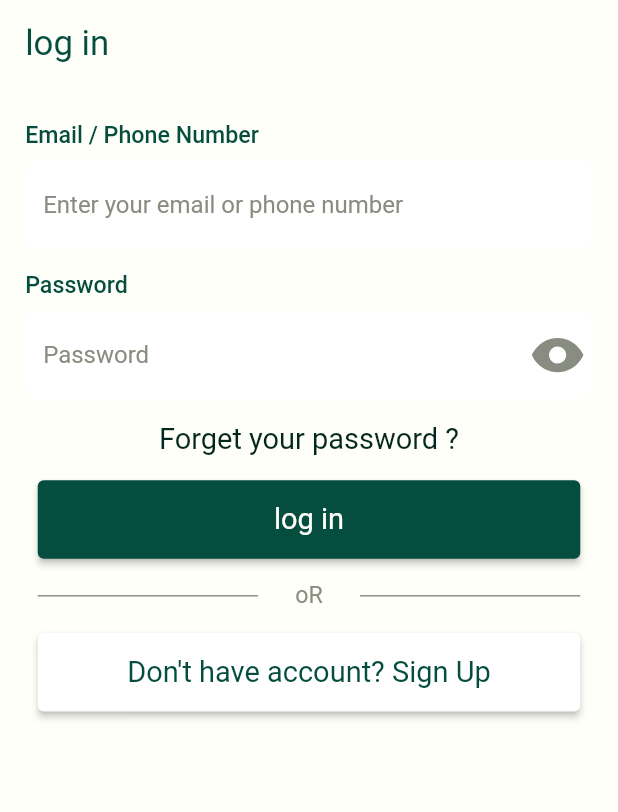
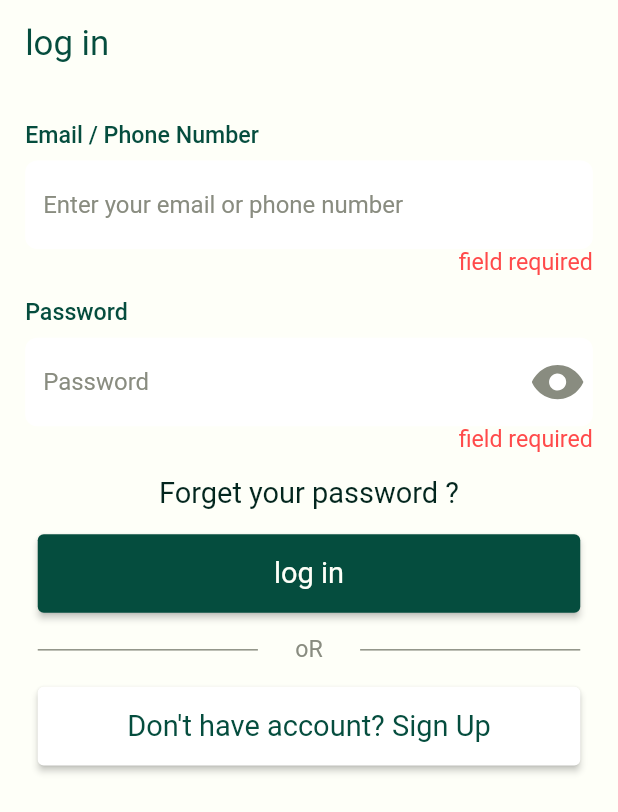
Before and after one commit to mohammed932/flutter_base, a Flutter app: the LoginScreen screen opened by its route, after a tap on "log in", on a phone screen of 412 x 824 dp. Shown: the top 812 px of the screen. Run offline on Flutter 3.47's test engine with Material 2 defaults, Android fonts, the phone set to English and light mode, and no system bars; our stand-ins replace auto_route, bloc, dartz, dio, easy_localization, equatable and 10 more.

Commit message:
string extension

```diff
--- a/assets/langs/en-US.json
+++ b/assets/langs/en-US.json
@@ -27,6 +27,10 @@
   "new_password":"New Password",
   "confirm":"Confirm",
   "enter_phone_or_email":"Enter your email or phone number",
-  "user_name":"User name"
+  "user_name":"User name",
+  "field_required":"field required",
+  "invalid_email":"invalid email",
+  "invalid_number":"invalid number",
+  "invalid_password":"Password lenght must be 6 or greater"
 
 }
--- a/lib/core/constants/app_text_style_enum.dart
+++ b/lib/core/constants/app_text_style_enum.dart
@@ -16,5 +16,8 @@ enum AppTextStyle {
   darkGreenW400F20,
 
   //gray //
-  grayW400F16
+  grayW400F16,
+
+  //RED//
+  redW400F16,
 }
--- /dev/null
+++ b/lib/core/extentions/string_extensions.dart
@@ -0,0 +1,42 @@
+import 'package:easy_localization/easy_localization.dart';
+import 'package:flutter/material.dart';
+import 'package:interview_test/generated/translations.g.dart';
+
+extension StringValidator on String? {
+  String? isNullOrEmpty(BuildContext context, {String? message}) {
+    if (this == null || this!.trim().isEmpty) {
+      return message ?? tr(LocaleKeys.field_required);
+    }
+    return null;
+  }
+
+  String? isValidNumber(BuildContext context, {String? message}) {
+    if (this == null || this!.isEmpty) {
+      return tr(LocaleKeys.field_required);
+    } else if (int.tryParse(this!) == null) {
+      return message ?? tr(LocaleKeys.invalid_number);
+    } else {
+      return null;
+    }
+  }
+
+  String? isValidEmail(BuildContext context, {String? message}) {
+    if (this == null || this!.isEmpty) {
+      return tr(LocaleKeys.field_required);
+    } else if (!RegExp(
+            r"^[a-zA-Z0-9.a-zA-Z0-9.!#$%&'*+-/=?^_`{|}~]+@[a-zA-Z0-9]+\.[a-zA-Z]+")
+        .hasMatch(this!)) {
+      return message ?? tr(LocaleKeys.invalid_email);
+    }
+    return null;
+  }
+
+  String? isValidPassword(BuildContext context, {String? message}) {
+    if (this == null || this!.isEmpty) {
+      return tr(LocaleKeys.field_required);
+    } else if (this!.length < 6) {
+      return message ?? tr(LocaleKeys.invalid_password);
+    }
+    return null;
+  }
+}
--- a/lib/core/global_widgets/form_builder/app_text.dart
+++ b/lib/core/global_widgets/form_builder/app_text.dart
@@ -71,6 +71,8 @@ class AppText extends StatelessWidget {
         return Theme.of(ctx).custom.primaryGreenW400F24;
       case AppTextStyle.darkGreenW400F20:
         return Theme.of(ctx).custom.darkGreenW400F20;
+      case AppTextStyle.redW400F16:
+        return Theme.of(ctx).custom.redW400F16;
 
       default:
         return Theme.of(ctx).custom.blackW500F10;
--- a/lib/core/themes/app_colors.dart
+++ b/lib/core/themes/app_colors.dart
@@ -6,6 +6,7 @@ class AppColors {
   static const Color offWhite = Color(0xffFEFFF8);
   static const Color offWhite2 = Color(0xffFEFFF8);
   static const Color gray = Color(0xff898C80);
+  static const Color red = Color(0xffFF4A4A);
   static const Color black = Colors.black;
   static const Color white = Colors.white;
 }
--- a/lib/features/authentication/presentation/screens/login/bloc/login_bloc.dart
+++ b/lib/features/authentication/presentation/screens/login/bloc/login_bloc.dart
@@ -3,6 +3,7 @@ import 'package:dartz/dartz.dart';
 import 'package:flutter/material.dart';
 import 'package:freezed_annotation/freezed_annotation.dart';
 import 'package:interview_test/core/constants/enums.dart';
+import 'package:interview_test/core/extentions/string_extensions.dart';
 import 'package:interview_test/features/authentication/domin/entities/user.dart';
 
 import '../../../../../../core/errors/failure.dart';
@@ -16,6 +17,7 @@ abstract class ILoginBloc extends Bloc<LoginEvent, LoginState> {
   ILoginBloc(super.initialState);
   TextEditingController get phoneContoller;
   TextEditingController get passwordContoller;
+  bool validator(BuildContext context);
 }
 
 class LoginBloc extends ILoginBloc {
@@ -29,8 +31,35 @@ class LoginBloc extends ILoginBloc {
       }
     });
   }
+  bool validator(BuildContext context) {
+    if (phoneContoller.text.isNullOrEmpty(context) != null) {
+      emit(state.copyWith(
+          errorMessage: phoneContoller.text.isNullOrEmpty(context)!));
+      return false;
+    }
+    if (phoneContoller.text.isValidNumber(context) != null) {
+      emit(state.copyWith(
+          errorMessage: phoneContoller.text.isValidNumber(context)!));
+      return false;
+    }
+    if (passwordContoller.text.isNullOrEmpty(context) != null) {
+      emit(state.copyWith(
+          errorMessage: passwordContoller.text.isNullOrEmpty(context)!));
+      return false;
+    }
+    if (passwordContoller.text.isValidNumber(context) != null) {
+      emit(state.copyWith(
+          errorMessage: passwordContoller.text.isValidNumber(context)!));
+      return false;
+    }
+    return true;
+  }
+
   Future login() async {
-    emit(state.copyWith(loading: RequestState.LOADING));
+    emit(state.copyWith(
+      loading: RequestState.LOADING,
+      errorMessage: '',
+    ));
     Either<Failure, User> response = await loginUsecase.call(LoginParams(
         phone: phoneContoller.text.trim(),
         password: passwordContoller.text.trim()));
--- a/lib/features/authentication/presentation/screens/login/login.imports.dart
+++ b/lib/features/authentication/presentation/screens/login/login.imports.dart
@@ -6,6 +6,7 @@ import 'package:flutter/material.dart';
 import 'package:flutter_bloc/flutter_bloc.dart';
 import 'package:flutter_screenutil/flutter_screenutil.dart';
 import 'package:gap/gap.dart';
+import 'package:interview_test/core/extentions/string_extensions.dart';
 import 'package:interview_test/core/router/router.dart';
 import 'package:interview_test/features/authentication/presentation/screens/login/bloc/login_bloc.dart';
 
--- a/lib/features/authentication/presentation/screens/login/login_screen.dart
+++ b/lib/features/authentication/presentation/screens/login/login_screen.dart
@@ -12,6 +12,7 @@ class LoginScreen extends StatelessWidget {
       },
       child: Scaffold(
         backgroundColor: AppColors.offWhite2,
+        resizeToAvoidBottomInset: false,
         appBar: DefaultAppBar.normalAppBar(
             title: LocaleKeys.log_in, automaticallyImplyLeading: false),
         body: Padding(
@@ -19,12 +20,24 @@ class LoginScreen extends StatelessWidget {
             vertical: 24.h,
             horizontal: 16.w,
           ),
-          child: Column(
+          child: BlocBuilder<ILoginBloc, LoginState>(
+            builder: (context, state) {
+              return Column(
                 children: [
                   AppTextFormField(
                     labelText: LocaleKeys.email_or_phone,
                     hintText: tr(LocaleKeys.enter_phone_or_email),
                     controller: getIt.get<ILoginBloc>().phoneContoller,
+                  ),
+                  Container(
+                    alignment: AlignmentDirectional.centerEnd,
+                    child: Visibility(
+                      visible:
+                          state.errorMessage.isNullOrEmpty(context) == null,
+                      child: AppText(
+                          title: state.errorMessage,
+                          style: AppTextStyle.redW400F16),
+                    ),
                   ),
                   Gap(16.h),
                   AppTextFormField(
@@ -41,6 +54,16 @@ class LoginScreen extends StatelessWidget {
                       ),
                     ),
                   ),
+                  Container(
+                    alignment: AlignmentDirectional.centerEnd,
+                    child: Visibility(
+                      visible:
+                          state.errorMessage.isNullOrEmpty(context) == null,
+                      child: AppText(
+                          title: state.errorMessage,
+                          style: AppTextStyle.redW400F16),
+                    ),
+                  ),
                   Gap(16.h),
                   InkWell(
                     onTap: () => context.router.push(ForgetPasswordRoute()),
@@ -49,19 +72,17 @@ class LoginScreen extends StatelessWidget {
                         style: AppTextStyle.darkGreenW400F20),
                   ),
                   Gap(16.h),
-              BlocBuilder<ILoginBloc, LoginState>(
-                builder: (context, state) {
-                  return AppButton.basic(
+                  AppButton.basic(
                     isLoading: state.loading == RequestState.LOADING,
                     onTap: () {
+                      if (getIt.get<ILoginBloc>().validator(context)) {
                         getIt.get<ILoginBloc>()..add(LoginEvent.logIn());
+                      }
                     },
                     title: tr(LocaleKeys.log_in),
                     appButtonConfig: AppButtonConfig(
                       padding: EdgeInsets.all(10),
                     ),
-                  );
-                },
                   ),
                   Gap(16.h),
                   ScreenSeparator(
@@ -83,6 +104,8 @@ class LoginScreen extends StatelessWidget {
                     ),
                   ),
                 ],
+              );
+            },
           ),
         ),
       ),
```
Also changed, not shown: assets/langs/ar-EG.json (+10 -6 lines), lib/core/themes/custom_theme_data.dart (+13 -0 lines), lib/generated/translations.g.dart. Lines whose indentation alone changed are shown as unchanged.
